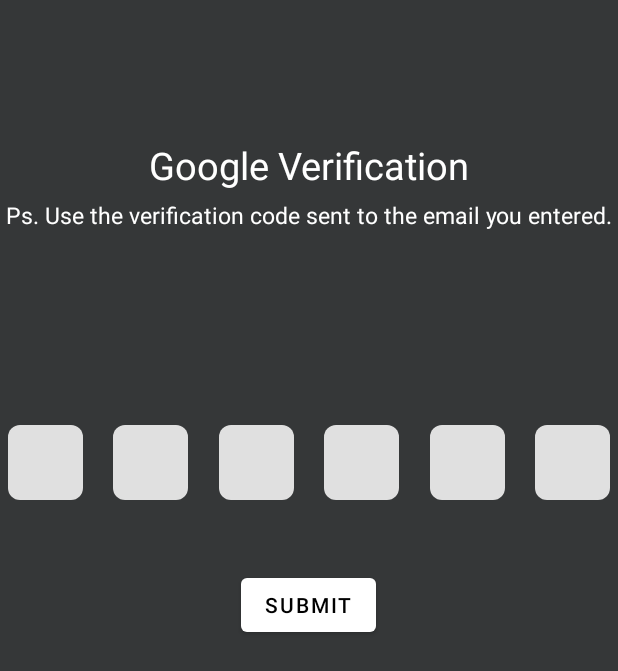
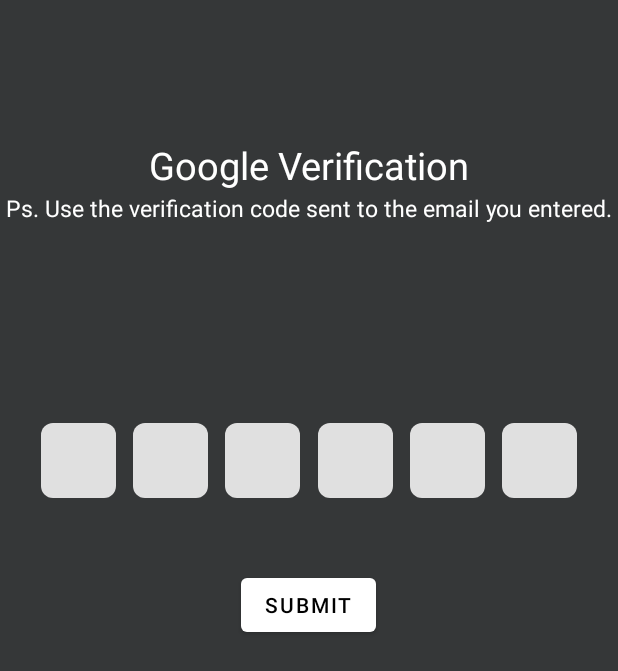
Before and after one commit to BoBlaire/HomeSchoolApp, an Android app: the GoogleVerification screen opened directly, with no data from a screen before it, on a phone screen of 412 x 824 dp. Shown: the top 671 px of the screen. Run offline under Robolectric (Android 15) with nearby library versions, the phone set to English and light mode, and no system bars.

Commit message:
more stuff

```diff
--- a/app/src/main/java/com/example/gfgapp/MainActivity.java
+++ b/app/src/main/java/com/example/gfgapp/MainActivity.java
@@ -120,10 +120,12 @@ public class MainActivity extends AppCompatActivity {
 
 
             } else {
-                if (mainModal.getUserEmail() == null) {
-                    addInfo.enterData(studentNameDb, studentSubjectDb, studentHoursDb, studentCoreDb, df, mainModal.getGoogleEmail(), studentDescDb);
-                } else {
+
+
+                try {
                     addInfo.enterData(studentNameDb, studentSubjectDb, studentHoursDb, studentCoreDb, df, mainModal.getUserEmail(), studentDescDb);
+                } catch (Exception e) {
+                    Toast.makeText(MainActivity.this, "500 Internal Server Error", Toast.LENGTH_SHORT).show();
                 }
 
 
--- a/app/src/main/res/layout/change_password.xml
+++ b/app/src/main/res/layout/change_password.xml
@@ -11,6 +11,7 @@
     <TextView
         android:layout_width="match_parent"
         android:layout_height="wrap_content"
+        android:id="@+id/text"
         android:text="Change Password"
         android:textColor="@color/white"
         android:gravity="center"
@@ -31,8 +32,8 @@
         app:layout_constraintEnd_toEndOf="parent"
         app:layout_constraintHorizontal_bias="0.0"
         app:layout_constraintStart_toStartOf="parent"
-        app:layout_constraintTop_toTopOf="parent"
-        app:layout_constraintVertical_bias="0.315">
+        app:layout_constraintTop_toBottomOf="@+id/text"
+        app:layout_constraintVertical_bias="0.197">
 
         <com.google.android.material.textfield.TextInputEditText
             android:id="@+id/newPassword"
@@ -53,5 +54,6 @@
         app:layout_constraintEnd_toEndOf="parent"
         android:text="Reset"
         app:layout_constraintStart_toStartOf="parent"
-        app:layout_constraintTop_toTopOf="parent" />
+        app:layout_constraintVertical_bias="0.197"
+        app:layout_constraintTop_toBottomOf="@id/name_text_input" />
 </androidx.constraintlayout.widget.ConstraintLayout>
--- a/app/src/main/res/layout/password_reset.xml
+++ b/app/src/main/res/layout/password_reset.xml
@@ -6,7 +6,6 @@
     android:layout_height="match_parent"
     android:background="@color/background"
     tools:context=".passwords.GoogleVerification">
-
 
     <TextView
         android:id="@+id/textView4"
@@ -23,7 +22,6 @@
         app:layout_constraintTop_toTopOf="parent"
         app:layout_constraintVertical_bias="0.117" />
 
-
     <TextView
         android:layout_width="match_parent"
         android:layout_height="wrap_content"
@@ -35,47 +33,36 @@
         app:layout_constraintEnd_toEndOf="parent"
         app:layout_constraintHorizontal_bias="0.0"
         app:layout_constraintStart_toStartOf="parent"
-        app:layout_constraintTop_toTopOf="parent"
-        app:layout_constraintVertical_bias="0.165" />
+        app:layout_constraintTop_toBottomOf="@id/textView4"
+        app:layout_constraintVertical_bias="0.001" />
 
-<!--    <com.google.android.material.textfield.TextInputLayout-->
-<!--        android:id="@+id/name_text_input"-->
-<!--        style="@style/Widget.MaterialComponents.TextInputLayout.OutlinedBox"-->
-<!--        android:layout_width="wrap_content"-->
-<!--        android:layout_height="wrap_content"-->
+    <androidx.constraintlayout.widget.Guideline
+        android:id="@+id/guideline_start"
+        android:layout_width="wrap_content"
+        android:layout_height="wrap_content"
+        android:orientation="vertical"
+        app:layout_constraintGuide_begin="16dp" />
 
-<!--        app:layout_constraintBottom_toBottomOf="parent"-->
-<!--        app:layout_constraintEnd_toEndOf="parent"-->
-<!--        app:layout_constraintStart_toStartOf="parent"-->
-<!--        app:layout_constraintTop_toTopOf="parent"-->
-<!--        app:layout_constraintHorizontal_bias="0"-->
-<!--        app:layout_constraintVertical_bias="0.364">-->
-
-<!--        <com.google.android.material.textfield.TextInputEditText-->
-<!--            android:id="@+id/box1"-->
-<!--            android:layout_width="wrap_content"-->
-<!--            android:layout_height="wrap_content"-->
-<!--            android:background="@drawable/bubble_background"-->
-<!--            android:inputType="number"-->
-<!--            android:textColor="@color/white"-->
-<!--            android:textColorHint="@color/light_gray" />-->
-<!--    </com.google.android.material.textfield.TextInputLayout>-->
+    <androidx.constraintlayout.widget.Guideline
+        android:id="@+id/guideline_end"
+        android:layout_width="wrap_content"
+        android:layout_height="wrap_content"
+        android:orientation="vertical"
+        app:layout_constraintGuide_end="16dp" />
 
     <EditText
         android:id="@+id/box1"
         android:layout_width="50dp"
         android:layout_height="50dp"
-            android:layout_margin="5dp"
         android:background="@drawable/bubble_background"
         android:gravity="center"
         android:imeOptions="actionDone"
         android:inputType="number"
         android:maxLength="1"
-            android:nextFocusLeft="@id/box2"
+        android:nextFocusRight="@id/box2"
         app:layout_constraintBottom_toBottomOf="parent"
-            app:layout_constraintEnd_toEndOf="parent"
-            app:layout_constraintHorizontal_bias="0.0"
-            app:layout_constraintStart_toStartOf="parent"
+        app:layout_constraintEnd_toStartOf="@id/box2"
+        app:layout_constraintStart_toStartOf="@id/guideline_start"
         app:layout_constraintTop_toTopOf="parent"
         app:layout_constraintVertical_bias="0.364" />
 
@@ -83,17 +70,16 @@
         android:id="@+id/box2"
         android:layout_width="50dp"
         android:layout_height="50dp"
-        android:layout_margin="5dp"
         android:background="@drawable/bubble_background"
         android:gravity="center"
         android:imeOptions="actionDone"
         android:inputType="number"
         android:maxLength="1"
-        android:nextFocusLeft="@id/box3"
+        android:nextFocusRight="@id/box3"
+        android:nextFocusLeft="@id/box1"
         app:layout_constraintBottom_toBottomOf="parent"
-        app:layout_constraintEnd_toEndOf="parent"
-        app:layout_constraintHorizontal_bias="0.200"
-        app:layout_constraintStart_toStartOf="parent"
+        app:layout_constraintEnd_toStartOf="@id/box3"
+        app:layout_constraintStart_toEndOf="@id/box1"
         app:layout_constraintTop_toTopOf="parent"
         app:layout_constraintVertical_bias="0.364" />
 
@@ -101,17 +87,16 @@
         android:id="@+id/box3"
         android:layout_width="50dp"
         android:layout_height="50dp"
-        android:layout_margin="5dp"
         android:background="@drawable/bubble_background"
         android:gravity="center"
         android:imeOptions="actionDone"
         android:inputType="number"
         android:maxLength="1"
-        android:nextFocusLeft="@id/box4"
+        android:nextFocusRight="@id/box4"
+        android:nextFocusLeft="@id/box2"
         app:layout_constraintBottom_toBottomOf="parent"
-        app:layout_constraintEnd_toEndOf="parent"
-        app:layout_constraintHorizontal_bias="0.400"
-        app:layout_constraintStart_toStartOf="parent"
+        app:layout_constraintEnd_toStartOf="@id/box4"
+        app:layout_constraintStart_toEndOf="@id/box2"
         app:layout_constraintTop_toTopOf="parent"
         app:layout_constraintVertical_bias="0.364" />
 
@@ -119,7 +104,40 @@
         android:id="@+id/box4"
         android:layout_width="50dp"
         android:layout_height="50dp"
-        android:layout_margin="5dp"
+        android:background="@drawable/bubble_background"
+        android:gravity="center"
+        android:imeOptions="actionDone"
+        android:inputType="number"
+        android:maxLength="1"
+        android:nextFocusRight="@id/box5"
+        android:nextFocusLeft="@id/box3"
+        app:layout_constraintBottom_toBottomOf="parent"
+        app:layout_constraintEnd_toStartOf="@id/box5"
+        app:layout_constraintStart_toEndOf="@id/box3"
+        app:layout_constraintTop_toTopOf="parent"
+        app:layout_constraintVertical_bias="0.364" />
+
+    <EditText
+        android:id="@+id/box5"
+        android:layout_width="50dp"
+        android:layout_height="50dp"
+        android:background="@drawable/bubble_background"
+        android:gravity="center"
+        android:imeOptions="actionDone"
+        android:inputType="number"
+        android:maxLength="1"
+        android:nextFocusRight="@id/box6"
+        android:nextFocusLeft="@id/box4"
+        app:layout_constraintBottom_toBottomOf="parent"
+        app:layout_constraintEnd_toStartOf="@id/box6"
+        app:layout_constraintStart_toEndOf="@id/box4"
+        app:layout_constraintTop_toTopOf="parent"
+        app:layout_constraintVertical_bias="0.364" />
+
+    <EditText
+        android:id="@+id/box6"
+        android:layout_width="50dp"
+        android:layout_height="50dp"
         android:background="@drawable/bubble_background"
         android:gravity="center"
         android:imeOptions="actionDone"
@@ -127,44 +145,8 @@
         android:maxLength="1"
         android:nextFocusLeft="@id/box5"
         app:layout_constraintBottom_toBottomOf="parent"
-        app:layout_constraintEnd_toEndOf="parent"
-        app:layout_constraintHorizontal_bias="0.600"
-        app:layout_constraintStart_toStartOf="parent"
-        app:layout_constraintTop_toTopOf="parent"
-        app:layout_constraintVertical_bias="0.364" />
-
-    <EditText
-        android:id="@+id/box5"
-        android:layout_width="50dp"
-        android:layout_height="50dp"
-        android:layout_margin="5dp"
-        android:background="@drawable/bubble_background"
-        android:gravity="center"
-        android:imeOptions="actionDone"
-        android:inputType="number"
-        android:maxLength="1"
-        android:nextFocusLeft="@id/box6"
-        app:layout_constraintBottom_toBottomOf="parent"
-        app:layout_constraintEnd_toEndOf="parent"
-        app:layout_constraintHorizontal_bias="0.800"
-        app:layout_constraintStart_toStartOf="parent"
-        app:layout_constraintTop_toTopOf="parent"
-        app:layout_constraintVertical_bias="0.364" />
-
-    <EditText
-        android:id="@+id/box6"
-        android:layout_width="50dp"
-        android:layout_height="50dp"
-        android:layout_margin="5dp"
-        android:background="@drawable/bubble_background"
-        android:gravity="center"
-        android:imeOptions="actionDone"
-        android:inputType="number"
-        android:maxLength="1"
-        app:layout_constraintBottom_toBottomOf="parent"
-        app:layout_constraintEnd_toEndOf="parent"
-        app:layout_constraintHorizontal_bias="1"
-        app:layout_constraintStart_toStartOf="parent"
+        app:layout_constraintEnd_toEndOf="@id/guideline_end"
+        app:layout_constraintStart_toEndOf="@id/box5"
         app:layout_constraintTop_toTopOf="parent"
         app:layout_constraintVertical_bias="0.364" />
 
@@ -180,7 +162,4 @@
         app:layout_constraintTop_toTopOf="parent"
         app:layout_constraintVertical_bias="0.489" />
 
-
-    <!-- Add similar EditText fields for other digits -->
-
 </androidx.constraintlayout.widget.ConstraintLayout>
```
Also changed, not shown: app/src/main/AndroidManifest.xml (+13 -0 lines). Lines whose indentation alone changed are shown as unchanged.
